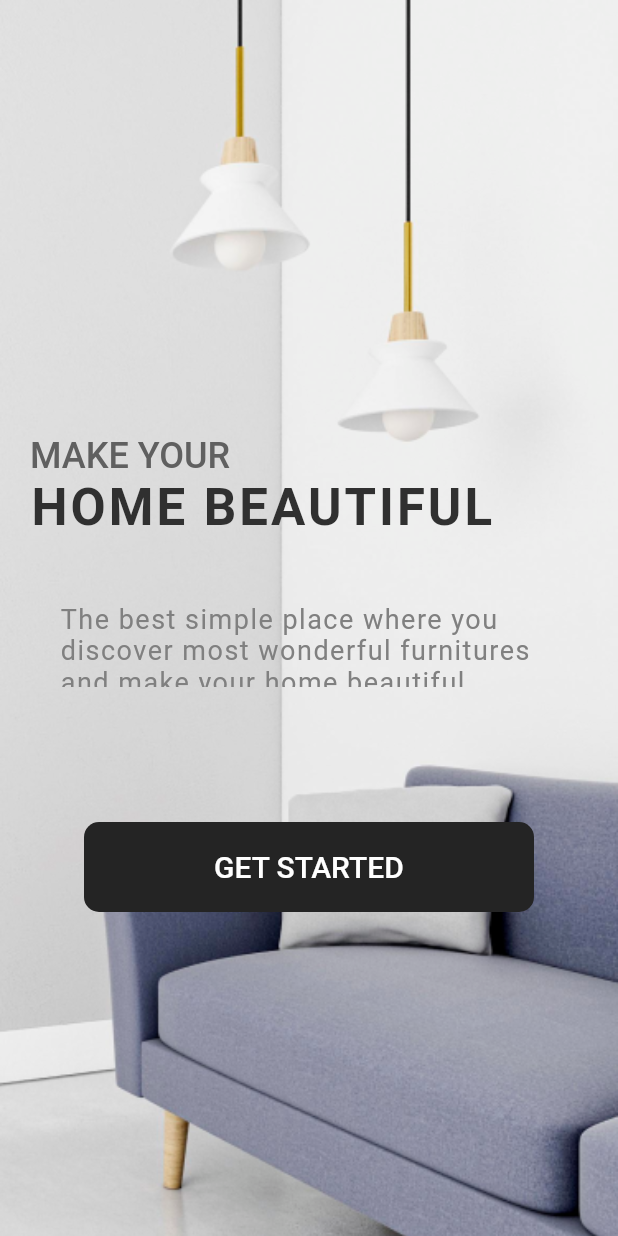
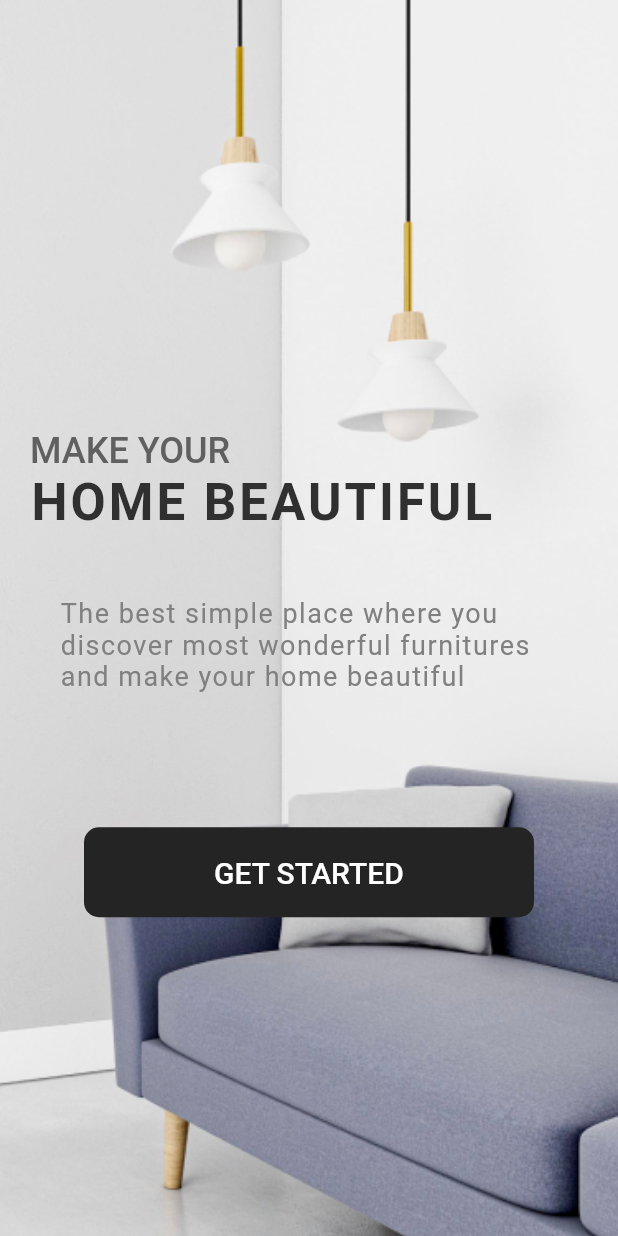
Before and after one commit to Gpeder/Beatiful-Home, a Flutter app: the Splash screen opened directly, on a phone screen of 412 x 824 dp. Run offline on Flutter 3.47's test engine with Material 3 defaults, Android fonts, the phone set to English and light mode, and no system bars.

Commit message:
bag pronta

```diff
--- a/lib/main.dart
+++ b/lib/main.dart
@@ -1,5 +1,5 @@
 import 'package:flutter/material.dart';
-import 'package:teste/rootPage.dart';
+import 'package:teste/telas/splash.dart';
 
 void main() => runApp(const MyApp());
 
@@ -15,7 +15,7 @@ class MyApp extends StatelessWidget {
         useMaterial3: false,
         visualDensity: VisualDensity.adaptivePlatformDensity
       ),
-      home: RootPage(),
+      home: Splash(),
     );
   }
 }
--- a/lib/telas/splash.dart
+++ b/lib/telas/splash.dart
@@ -1,5 +1,6 @@
 import 'package:flutter/material.dart';
 import 'package:teste/componentes/buttons.dart';
+import 'package:teste/telas/login.dart';
 
 class Splash extends StatelessWidget {
   const Splash({super.key});
@@ -29,15 +30,15 @@ class Splash extends StatelessWidget {
               subtitle: Text('HOME BEAUTIFUL', style: TextStyle(color: Color(0xff303030), fontSize: 34, fontWeight: FontWeight.w600, letterSpacing: 2),),
             ),
 
-            ListTile(
-              contentPadding: EdgeInsets.only(top: 20, left: 20, right: 20),
-              leading: Text('The best simple place where you discover most wonderful furnitures and make your home beautiful', style: TextStyle(fontSize: 18, color: Color(0xff808080),letterSpacing: 1,),),
+            Container(
+              padding: EdgeInsets.only(top: 20, left: 20, right: 20),
+              child: Text('The best simple place where you discover most wonderful furnitures and make your home beautiful', style: TextStyle(fontSize: 18, color: Color(0xff808080),letterSpacing: 1,),),
             ),
             SizedBox(height: 50,),
           Container(
             alignment: Alignment.center,
             child: Botao(texto: 'GET STARTED', width: 300, onTap: (){
-
+              Navigator.of(context).push(MaterialPageRoute(builder: (context) => Login()));
             },)
             ),
           ],
```
Also changed, not shown: lib/telas/login.dart (+8 -2 lines), lib/telas/register.dart (+7 -2 lines).
